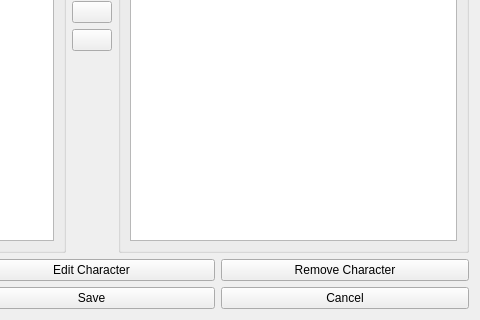
Old version of the form selectcharacter.ui in the repository MarekDejak/DnD; both pictures show x 297 to 777 and y 212 to 532 of the 777 by 532 pixel window.
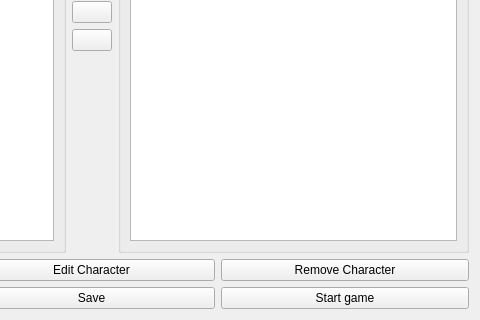
New version of the form.

The edit to the form file:
```diff
--- a/selectcharacter.ui
+++ b/selectcharacter.ui
@@ -126,7 +126,7 @@
      <item row="1" column="2">
       <widget class="QPushButton" name="cancelButton">
        <property name="text">
-        <string>Cancel</string>
+        <string>Start game</string>
        </property>
       </widget>
      </item>
```
Left out of the diff: 2 changed lines with no effect on the pictures.
